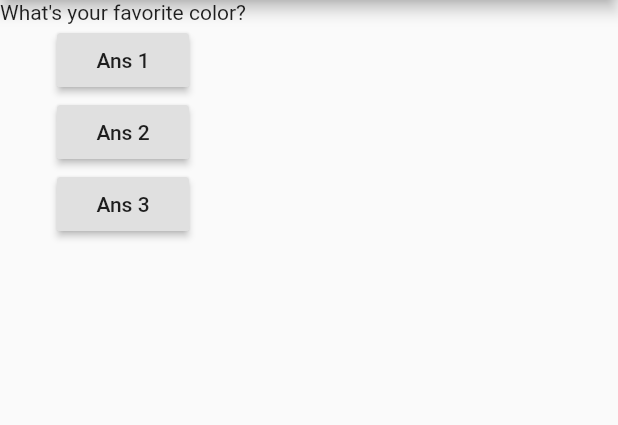
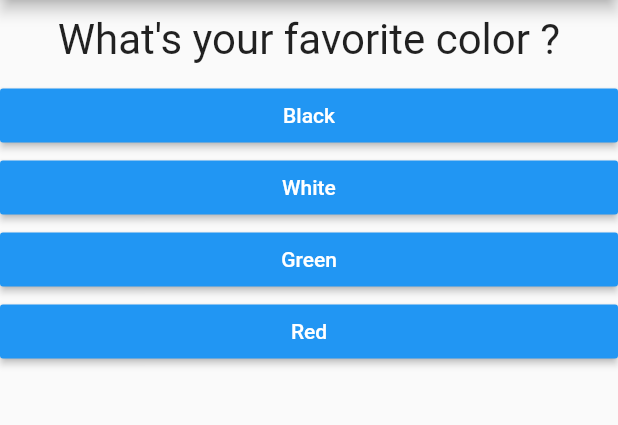
Before and after one commit to yuttana76/flutterApps, a Flutter app: the screen it shows after launch, on a phone screen of 412 x 824 dp, the part 84-509 px from its top. Run offline on Flutter 3.47's test engine with Material 2 defaults, Android fonts, the phone set to English and light mode, and no system bars.

Commit message:
Split code

```diff
--- /dev/null
+++ b/firt_flutter/lib/answer.dart
@@ -0,0 +1,21 @@
+import 'package:flutter/material.dart';
+
+class Answer extends StatelessWidget {
+
+  final Function selectHandler;
+  final String answerText;
+  Answer(this.selectHandler,this.answerText);
+
+  @override
+  Widget build(BuildContext context) {
+    return Container(
+      width: double.infinity,
+      child: RaisedButton(
+        color: Colors.blue,
+        textColor: Colors.white,
+        child: Text(answerText),
+        onPressed: selectHandler,
+      ),
+    );
+  }
+}
--- a/firt_flutter/lib/main.dart
+++ b/firt_flutter/lib/main.dart
@@ -1,6 +1,10 @@
 import 'package:flutter/material.dart';
 
-import './question.dart';
+// import './question.dart';
+// import './answer.dart';
+import './quiz.dart';
+import './result.dart';
+
 // void main() {
 //   runApp(MyApp());
 // }
@@ -13,50 +17,52 @@ class MyApp extends StatefulWidget {
     // TODO: implement createState
     return _MyAppState();
   }
-
 }
 
-class _MyAppState extends State<MyApp>{
- var _questionIndex = 0;
-  void answerQuestion(){
+class _MyAppState extends State<MyApp> {
+  var _questionIndex = 0;
+  final _questions = const [
+    {
+      'questionText': 'What\'s your favorite color ?',
+      'answers': ['Black', 'White', 'Green', 'Red'],
+    },
+    {
+      'questionText': 'What\'s your favorite animal ?',
+      'answers': ['Dog', 'Cat', 'Rat', 'Bird'],
+    },
+    {
+      'questionText': 'What\'s your favorite fruite ?',
+      'answers': ['Mango', 'Apple', 'Orange', 'Banana']
+    }
+  ];
+
+  void _answerQuestion() {
     setState(() {
-    _questionIndex ++;
+      _questionIndex++;
     });
 
     print(_questionIndex);
+    if (_questionIndex < _questions.length) {
+      print('We have more  questions.');
+    } else {
+      print('No more questions');
+    }
   }
+
   @override
   Widget build(BuildContext context) {
-
-    var _questions=[
-      'What\'s your favorite color?',
-      'What\'s your favorite animal?'
-      ];
-
     return MaterialApp(
       home: Scaffold(
         appBar: AppBar(
           title: Text('My First App.'),
         ),
-        body: Column(
-          children: [
-            Question(_questions[_questionIndex]),
-            RaisedButton(
-              child: Text('Ans 1'),
-              onPressed: answerQuestion,
-            ),
-            RaisedButton(
-              child: Text('Ans 2'),
-              onPressed: ()=>print('Choose answer 2')
-            ),
-            RaisedButton(
-              child: Text('Ans 3'),
-              onPressed: (){
-                print('Choose answer 3');
-              },
-            ),
-          ],
-        ),
+        body: _questionIndex < _questions.length
+            ? Quiz(
+                questions: _questions,
+                answerQuestion: _answerQuestion,
+                questionIndex: _questionIndex,
+              )
+            : Result(),
       ),
     );
   }
--- a/firt_flutter/lib/question.dart
+++ b/firt_flutter/lib/question.dart
@@ -1,13 +1,20 @@
 import 'package:flutter/material.dart';
 
 class Question extends StatelessWidget {
-
   final String questionText;
 
   Question(this.questionText);
 
   @override
   Widget build(BuildContext context) {
-    return Text(questionText);
+    return Container(
+      width: double.infinity,
+      margin: EdgeInsets.all(10),
+      child: Text(
+        questionText,
+        style: TextStyle(fontSize: 28),
+        textAlign: TextAlign.center,
+      ),
+    );
   }
 }
--- /dev/null
+++ b/firt_flutter/lib/quiz.dart
@@ -0,0 +1,29 @@
+import 'package:flutter/material.dart';
+import './question.dart';
+import './answer.dart';
+
+class Quiz extends StatelessWidget {
+  final List<Map<String, Object>> questions;
+  final int questionIndex;
+  final Function answerQuestion;
+
+  Quiz({
+    @required this.questions,
+    @required this.answerQuestion,
+    @required this.questionIndex,
+  });
+
+  @override
+  Widget build(BuildContext context) {
+    return Column(
+      children: [
+        Question(
+          questions[questionIndex]['questionText'],
+        ),
+        ...(questions[questionIndex]['answers'] as List<String>).map((answer) {
+          return Answer(answerQuestion, answer);
+        }).toList()
+      ],
+    );
+  }
+}
--- /dev/null
+++ b/firt_flutter/lib/result.dart
@@ -0,0 +1,10 @@
+import 'package:flutter/material.dart';
+
+class Result extends StatelessWidget {
+  @override
+  Widget build(BuildContext context) {
+    return Center(
+                child: Text('You did it.'),
+              );
+  }
+}
```
